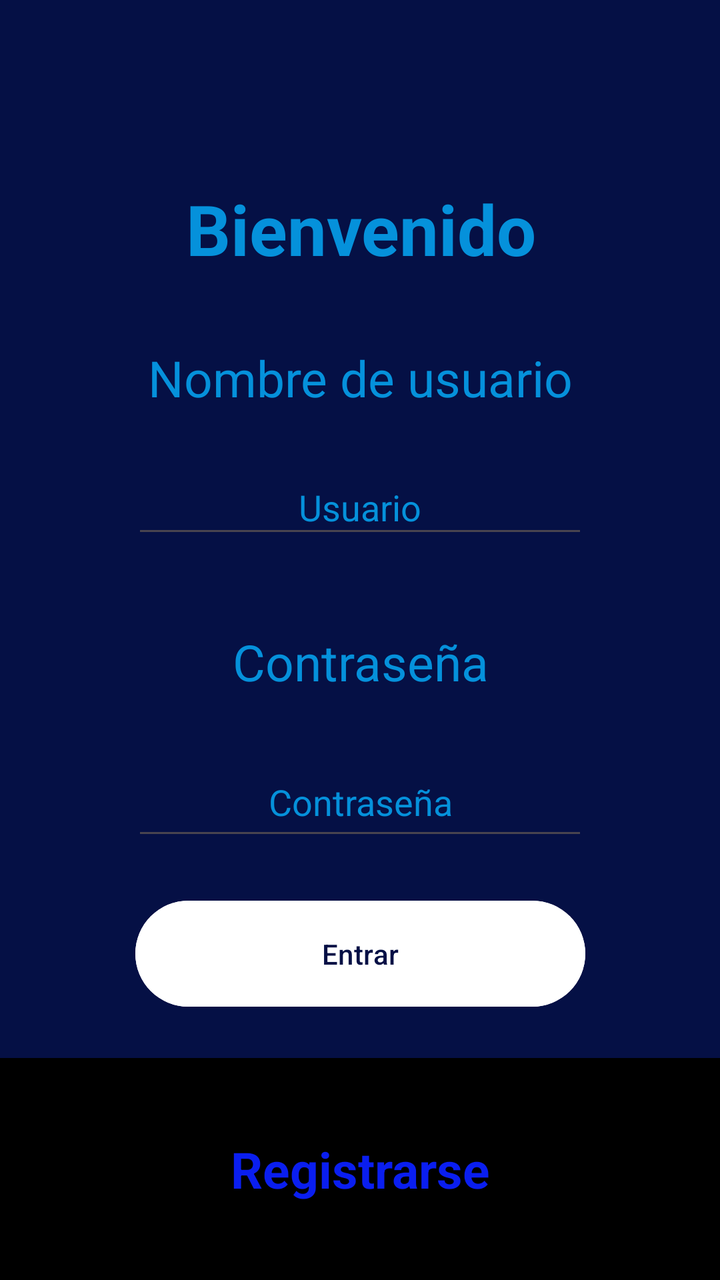
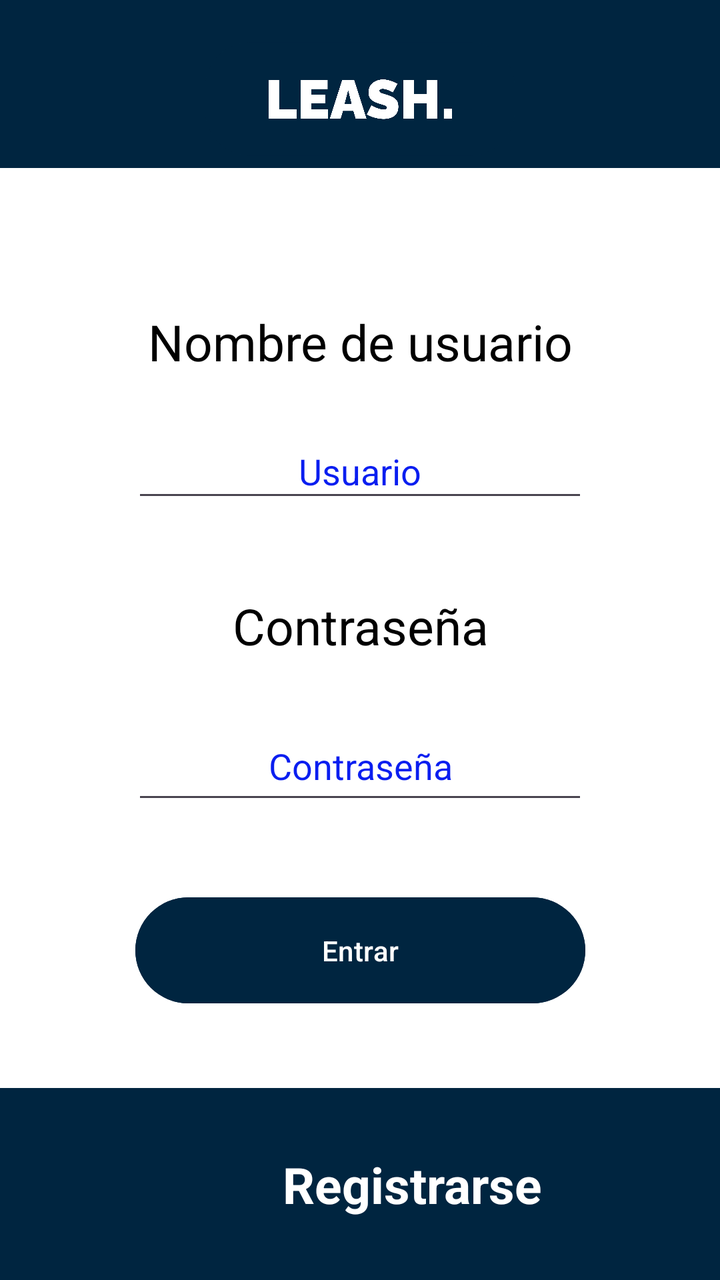

The first picture is an Android layout as it rendered before a commit; the second is the same layout after the commit. The layout source and the unified diff follow.
<!-- AndroidManifest.xml: application theme Theme.Proyecto -->
<!-- res/layout/activity_inicio.xml -->
<?xml version="1.0" encoding="utf-8"?>
<androidx.constraintlayout.widget.ConstraintLayout xmlns:android="http://schemas.android.com/apk/res/android"
    xmlns:app="http://schemas.android.com/apk/res-auto"
    xmlns:tools="http://schemas.android.com/tools"
    android:id="@+id/main"
    android:layout_width="match_parent"
    android:layout_height="match_parent"
    android:background="@color/Azul_Marino"
    tools:context=".APIREST$InicioSesionActivity">

    <TextView
        android:id="@+id/nombreUsu"
        android:layout_width="225dp"
        android:layout_height="38dp"
        android:layout_marginTop="20dp"
        android:text="@string/nombreUsu"
        android:textAlignment="center"
        android:textColor="@color/Azul_Claro"
        android:textSize="25sp"
        app:layout_constraintEnd_toEndOf="parent"
        app:layout_constraintStart_toStartOf="parent"
        app:layout_constraintTop_toBottomOf="@+id/titulo" />

    <TextView
        android:id="@+id/pass"
        android:layout_width="228dp"
        android:layout_height="40dp"
        android:layout_marginTop="40dp"
        android:text="@string/contraseña"
        android:textAlignment="center"
        android:textColor="@color/Azul_Claro"
        android:textSize="25sp"
        app:layout_constraintEnd_toEndOf="parent"
        app:layout_constraintStart_toStartOf="parent"
        app:layout_constraintTop_toBottomOf="@+id/edit_nombre_usuario" />

    <EditText
        android:id="@+id/edit_password"
        android:layout_width="228dp"
        android:layout_height="51dp"
        android:layout_marginTop="20dp"
        android:ems="10"
        android:hint="@string/contraseña"
        android:inputType="text|textPassword"
        android:textAlignment="center"
        android:textColor="@color/Blanco"
        android:textColorHint="@color/Azul_Claro"
        app:layout_constraintEnd_toEndOf="parent"
        app:layout_constraintStart_toStartOf="parent"
        app:layout_constraintTop_toBottomOf="@+id/pass" />

    <EditText
        android:id="@+id/edit_nombre_usuario"
        android:layout_width="228dp"
        android:layout_height="44dp"
        android:layout_marginTop="20dp"
        android:ems="10"
        android:hint="@string/usuario"
        android:inputType="text"
        android:textAlignment="center"
        android:textColor="@color/Azul_Claro"
        android:textColorHint="@color/Azul_Claro"
        app:layout_constraintEnd_toEndOf="parent"
        app:layout_constraintStart_toStartOf="parent"
        app:layout_constraintTop_toBottomOf="@+id/nombreUsu" />

    <TextView
        android:id="@+id/titulo"
        android:layout_width="370dp"
        android:layout_height="61dp"
        android:layout_marginTop="91dp"
        android:text="@string/titulo"
        android:textAlignment="center"
        android:textAllCaps="false"
        android:textColor="@color/Azul_Claro"
        android:textSize="35sp"
        android:textStyle="bold"
        app:layout_constraintEnd_toEndOf="parent"
        app:layout_constraintStart_toStartOf="parent"
        app:layout_constraintTop_toTopOf="parent" />

    <androidx.appcompat.widget.Toolbar
        android:id="@+id/toolbar"
        android:layout_width="0dp"
        android:layout_height="111dp"
        android:background="@color/Negro"
        android:minHeight="?attr/actionBarSize"
        android:theme="?attr/actionBarTheme"
        app:layout_constraintBottom_toBottomOf="parent"
        app:layout_constraintEnd_toEndOf="parent"
        app:layout_constraintHorizontal_bias="0.0"
        app:layout_constraintStart_toStartOf="parent" />

    <Button
        android:id="@+id/btn_entrar"
        android:layout_width="225dp"
        android:layout_height="61dp"
        android:backgroundTint="@color/Blanco"
        android:text="@string/entrar"
        android:textColor="@color/Azul_Marino"
        app:layout_constraintBottom_toTopOf="@+id/toolbar"
        app:layout_constraintEnd_toEndOf="parent"
        app:layout_constraintStart_toStartOf="parent"
        app:layout_constraintTop_toBottomOf="@+id/edit_password"
        app:layout_constraintVertical_bias="0.496" />

    <TextView
        android:id="@+id/txt_registrar"
        android:layout_width="0dp"
        android:layout_height="wrap_content"
        android:text="@string/registrar"
        android:textAlignment="center"
        android:textAllCaps="false"
        android:textColor="@color/Azul_Oscuro"
        android:textSize="25sp"
        android:textStyle="bold"
        app:layout_constraintBottom_toBottomOf="@+id/toolbar"
        app:layout_constraintEnd_toEndOf="@+id/toolbar"
        app:layout_constraintStart_toStartOf="parent"
        app:layout_constraintTop_toTopOf="@+id/toolbar" />

</androidx.constraintlayout.widget.ConstraintLayout>
<!-- resources referenced by this layout -->
<resources>
  <color name="Azul_Claro">#0591DB</color>
  <color name="Azul_Marino">#051045</color>
  <color name="Azul_Oscuro">#0A1EF0</color>
  <color name="Blanco">#FFFFFFFF</color>
  <color name="Negro">#FF000000</color>
  <string name="entrar">Entrar</string>
  <string name="nombreUsu">Nombre de usuario</string>
  <string name="registrar">Registrarse</string>
  <string name="titulo">Bienvenido</string>
  <string name="usuario">Usuario</string>
  <style name="Theme.Proyecto" parent="Base.Theme.Proyecto" />
  <style name="Base.Theme.Proyecto" parent="Theme.Material3.DayNight.NoActionBar">
          
          
      </style>
</resources>

<!-- the commit's change to res/layout/activity_inicio.xml (unified diff, before → after) -->
@@ -5,21 +5,21 @@
     android:id="@+id/main"
     android:layout_width="match_parent"
     android:layout_height="match_parent"
-    android:background="@color/Azul_Marino"
+    android:background="@color/Blanco"
     tools:context=".APIREST$InicioSesionActivity">
 
     <TextView
         android:id="@+id/nombreUsu"
         android:layout_width="225dp"
         android:layout_height="38dp"
-        android:layout_marginTop="20dp"
+        android:layout_marginTop="70dp"
         android:text="@string/nombreUsu"
         android:textAlignment="center"
-        android:textColor="@color/Azul_Claro"
+        android:textColor="@color/Negro"
         android:textSize="25sp"
         app:layout_constraintEnd_toEndOf="parent"
         app:layout_constraintStart_toStartOf="parent"
-        app:layout_constraintTop_toBottomOf="@+id/titulo" />
+        app:layout_constraintTop_toBottomOf="@+id/toolbar6" />
 
     <TextView
         android:id="@+id/pass"
@@ -28,7 +28,7 @@
         android:layout_marginTop="40dp"
         android:text="@string/contraseña"
         android:textAlignment="center"
-        android:textColor="@color/Azul_Claro"
+        android:textColor="@color/Negro"
         android:textSize="25sp"
         app:layout_constraintEnd_toEndOf="parent"
         app:layout_constraintStart_toStartOf="parent"
@@ -43,8 +43,8 @@
         android:hint="@string/contraseña"
         android:inputType="text|textPassword"
         android:textAlignment="center"
-        android:textColor="@color/Blanco"
-        android:textColorHint="@color/Azul_Claro"
+        android:textColor="@color/Negro"
+        android:textColorHint="@color/Azul_Oscuro"
         app:layout_constraintEnd_toEndOf="parent"
         app:layout_constraintStart_toStartOf="parent"
         app:layout_constraintTop_toBottomOf="@+id/pass" />
@@ -58,32 +58,17 @@
         android:hint="@string/usuario"
         android:inputType="text"
         android:textAlignment="center"
-        android:textColor="@color/Azul_Claro"
-        android:textColorHint="@color/Azul_Claro"
+        android:textColor="@color/Negro"
+        android:textColorHint="@color/Azul_Oscuro"
         app:layout_constraintEnd_toEndOf="parent"
         app:layout_constraintStart_toStartOf="parent"
         app:layout_constraintTop_toBottomOf="@+id/nombreUsu" />
 
-    <TextView
-        android:id="@+id/titulo"
-        android:layout_width="370dp"
-        android:layout_height="61dp"
-        android:layout_marginTop="91dp"
-        android:text="@string/titulo"
-        android:textAlignment="center"
-        android:textAllCaps="false"
-        android:textColor="@color/Azul_Claro"
-        android:textSize="35sp"
-        android:textStyle="bold"
-        app:layout_constraintEnd_toEndOf="parent"
-        app:layout_constraintStart_toStartOf="parent"
-        app:layout_constraintTop_toTopOf="parent" />
-
     <androidx.appcompat.widget.Toolbar
         android:id="@+id/toolbar"
-        android:layout_width="0dp"
-        android:layout_height="111dp"
-        android:background="@color/Negro"
+        android:layout_width="412dp"
+        android:layout_height="96dp"
+        android:background="@color/Azul_Logo"
         android:minHeight="?attr/actionBarSize"
         android:theme="?attr/actionBarTheme"
         app:layout_constraintBottom_toBottomOf="parent"
@@ -95,9 +80,9 @@
         android:id="@+id/btn_entrar"
         android:layout_width="225dp"
         android:layout_height="61dp"
-        android:backgroundTint="@color/Blanco"
+        android:backgroundTint="@color/Azul_Logo"
         android:text="@string/entrar"
-        android:textColor="@color/Azul_Marino"
+        android:textColor="@color/Blanco"
         app:layout_constraintBottom_toTopOf="@+id/toolbar"
         app:layout_constraintEnd_toEndOf="parent"
         app:layout_constraintStart_toStartOf="parent"
@@ -111,7 +96,7 @@
         android:text="@string/registrar"
         android:textAlignment="center"
         android:textAllCaps="false"
-        android:textColor="@color/Azul_Oscuro"
+        android:textColor="@color/Blanco"
         android:textSize="25sp"
         android:textStyle="bold"
         app:layout_constraintBottom_toBottomOf="@+id/toolbar"
@@ -119,4 +104,25 @@
         app:layout_constraintStart_toStartOf="parent"
         app:layout_constraintTop_toTopOf="@+id/toolbar" />
 
+    <androidx.appcompat.widget.Toolbar
+        android:id="@+id/toolbar6"
+        android:layout_width="0dp"
+        android:layout_height="84dp"
+        android:background="@color/Azul_Logo"
+        android:minHeight="?attr/actionBarSize"
+        android:theme="?attr/actionBarTheme"
+        app:layout_constraintEnd_toEndOf="parent"
+        app:layout_constraintStart_toStartOf="parent"
+        app:layout_constraintTop_toTopOf="parent" />
+
+    <ImageView
+        android:id="@+id/imageView2"
+        android:layout_width="0dp"
+        android:layout_height="99dp"
+        android:src="@drawable/logo_transparente"
+        app:layout_constraintEnd_toEndOf="parent"
+        app:layout_constraintHorizontal_bias="1.0"
+        app:layout_constraintStart_toStartOf="parent"
+        app:layout_constraintTop_toTopOf="parent" />
+
 </androidx.constraintlayout.widget.ConstraintLayout>
<!-- resource entries referenced after the edit -->
@@ -1,14 +1,13 @@
 <!-- resources referenced by this layout -->
 <resources>
-  <color name="Azul_Claro">#0591DB</color>
-  <color name="Azul_Marino">#051045</color>
+  <color name="Azul_Logo">#002540</color>
   <color name="Azul_Oscuro">#0A1EF0</color>
   <color name="Blanco">#FFFFFFFF</color>
   <color name="Negro">#FF000000</color>
+  <!-- drawable logo_transparente: png bitmap (drawable, 154148 bytes) -->
   <string name="entrar">Entrar</string>
   <string name="nombreUsu">Nombre de usuario</string>
   <string name="registrar">Registrarse</string>
-  <string name="titulo">Bienvenido</string>
   <string name="usuario">Usuario</string>
   <style name="Theme.Proyecto" parent="Base.Theme.Proyecto" />
   <style name="Base.Theme.Proyecto" parent="Theme.Material3.DayNight.NoActionBar">
